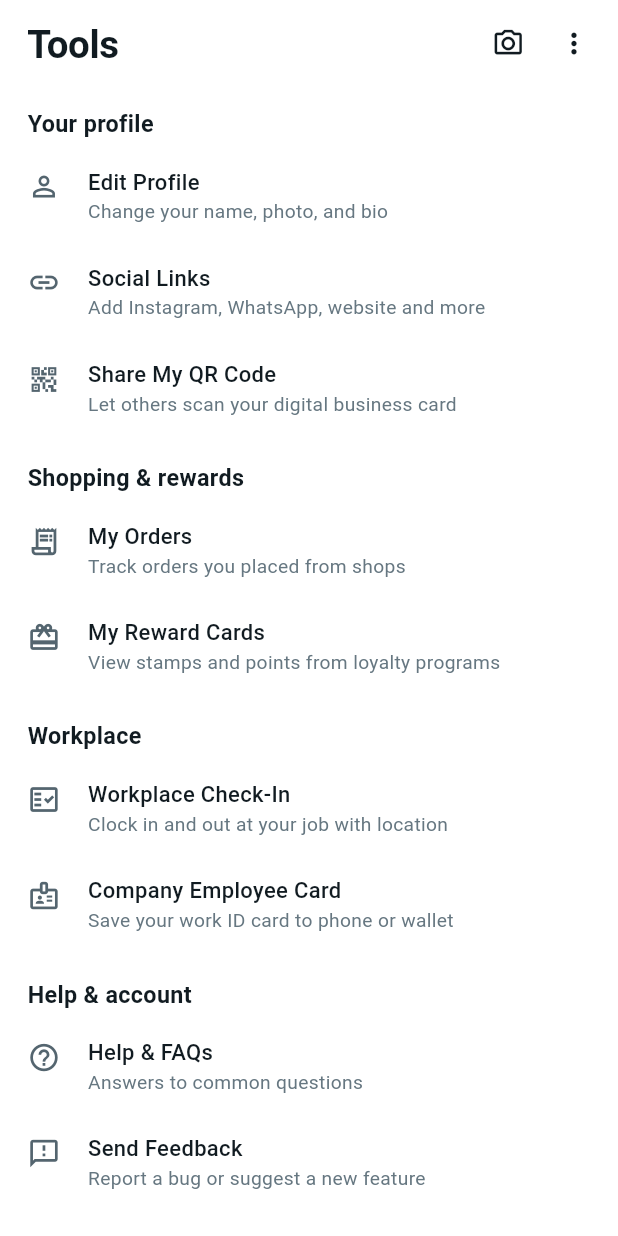
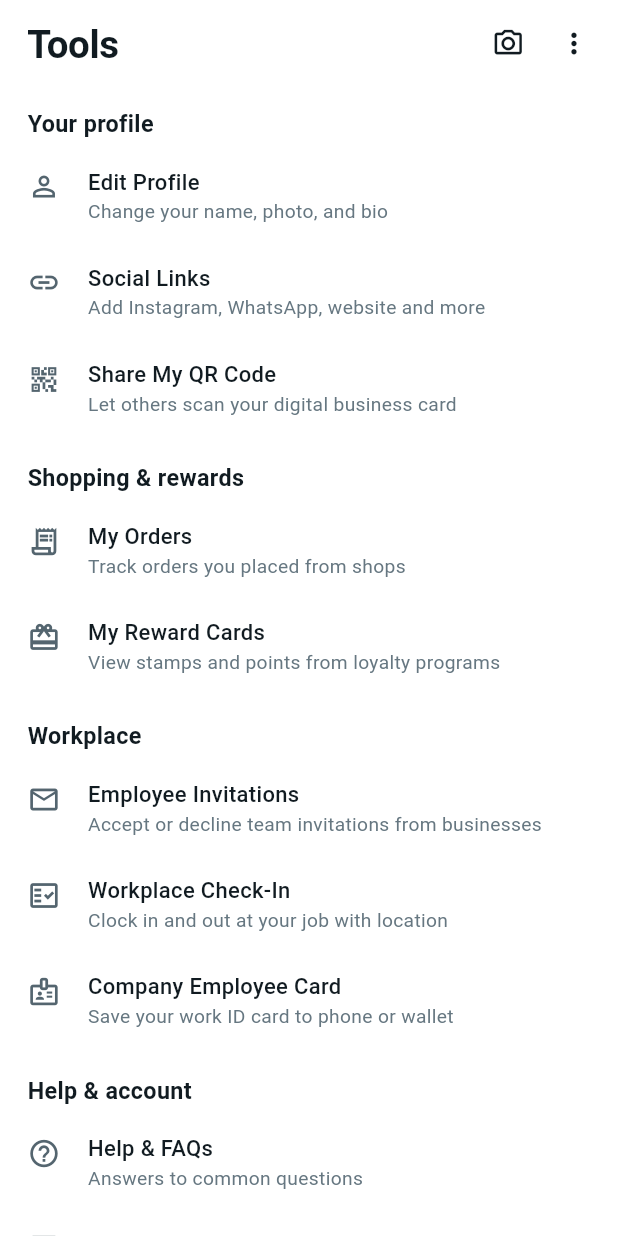
Before and after one commit to Saim-yousuf/tapni_clone_app, a Flutter app: the SettingsScreen screen opened directly, after a tap on the "close" icon, on a phone screen of 412 x 824 dp. Run offline on Flutter 3.47's test engine with Material 3 defaults, Android fonts, the phone set to English and light mode, and no system bars; our stand-ins replace file_picker, firebase_core, firebase_messaging, flutter_local_notifications, flutter_map, geolocator and 9 more; missing offline and left inert: gal, mobile_scanner; accounts and stored records are empty; network calls fail.

Commit message:
invite system

```diff
--- a/lib/models/attendance.dart
+++ b/lib/models/attendance.dart
@@ -70,6 +70,7 @@ class AttendanceEmployee {
   final List<int> weekendDays;
   final String facePhoto;
   final bool isActive;
+  final String invitationStatus;
 
   AttendanceEmployee({
     required this.id,
@@ -81,7 +82,11 @@ class AttendanceEmployee {
     this.weekendDays = const [0, 6],
     this.facePhoto = '',
     this.isActive = true,
+    this.invitationStatus = 'accepted',
   });
+
+  bool get isPendingInvitation => invitationStatus == 'pending';
+  bool get isAccepted => invitationStatus == 'accepted';
 
   factory AttendanceEmployee.fromJson(Map<String, dynamic> json) {
     final businessJson = json['business'];
@@ -106,6 +111,7 @@ class AttendanceEmployee {
           const [0, 6],
       facePhoto: json['facePhoto'] as String? ?? '',
       isActive: json['isActive'] as bool? ?? true,
+      invitationStatus: json['invitationStatus'] as String? ?? 'accepted',
     );
   }
 
--- a/lib/repository/attendance_repo.dart
+++ b/lib/repository/attendance_repo.dart
@@ -51,6 +51,30 @@ class AttendanceRepo {
     return ApiHandler.request(
       api: Api.attendance.employeeStatus(employeeUserId),
       method: ApiMethod.get,
+      authorization: true,
+    );
+  }
+
+  Future<ApiResponse> getMyInvitations() async {
+    return ApiHandler.request(
+      api: Api.attendance.myInvitations,
+      method: ApiMethod.get,
+      authorization: true,
+    );
+  }
+
+  Future<ApiResponse> acceptInvitation(String id) async {
+    return ApiHandler.request(
+      api: Api.attendance.acceptInvitation(id),
+      method: ApiMethod.post,
+      authorization: true,
+    );
+  }
+
+  Future<ApiResponse> declineInvitation(String id) async {
+    return ApiHandler.request(
+      api: Api.attendance.declineInvitation(id),
+      method: ApiMethod.post,
       authorization: true,
     );
   }
--- a/lib/screens/attendance/business/attendance_dashboard_screen.dart
+++ b/lib/screens/attendance/business/attendance_dashboard_screen.dart
@@ -40,7 +40,7 @@ class _AttendanceDashboardScreenState extends State<AttendanceDashboardScreen> {
         _employees = parseAttendanceList(
           employeesRes.data,
           AttendanceEmployee.fromJson,
-        );
+        ).where((e) => e.isAccepted).toList();
       }
       if (recordsRes.success) {
         _todayRecords = parseAttendanceList(
--- a/lib/screens/attendance/business/employee_settings_screen.dart
+++ b/lib/screens/attendance/business/employee_settings_screen.dart
@@ -193,7 +193,9 @@ class _EmployeeSettingsScreenState extends State<EmployeeSettingsScreen> {
       SnackBar(
         content: Text(
           res.success
-              ? 'Employee settings saved'
+              ? (widget.employee != null
+                  ? 'Employee settings saved'
+                  : 'Invitation sent. Employee will be added after they accept.')
               : (res.message ?? 'Failed to save'),
         ),
       ),
@@ -276,7 +278,7 @@ class _EmployeeSettingsScreenState extends State<EmployeeSettingsScreen> {
   Widget build(BuildContext context) {
     final title = widget.employee?.employee.displayName ??
         widget.employeeName ??
-        'New Employee';
+        'Invite Employee';
 
     return Scaffold(
       backgroundColor: Colors.white,
@@ -385,8 +387,10 @@ class _EmployeeSettingsScreenState extends State<EmployeeSettingsScreen> {
           ),
           const SizedBox(height: 24),
           AttendanceUi.primaryButton(
-            label: 'Save Settings',
-            icon: Icons.save_outlined,
+            label: widget.employee != null ? 'Save Settings' : 'Send Invitation',
+            icon: widget.employee != null
+                ? Icons.save_outlined
+                : Icons.send_outlined,
             loading: _isSaving,
             onPressed: _save,
             height: 68,
--- a/lib/screens/settings_screen.dart
+++ b/lib/screens/settings_screen.dart
@@ -6,7 +6,10 @@ import 'package:tapni_app/providers/profile_provider.dart';
 import 'package:tapni_app/providers/subscription_provider.dart';
 import 'package:tapni_app/screens/attendance/business/attendance_dashboard_screen.dart';
 import 'package:tapni_app/screens/attendance/employee/employee_business_cards_screen.dart';
+import 'package:tapni_app/screens/attendance/employee/employee_invitations_screen.dart';
 import 'package:tapni_app/screens/attendance/employee/mark_attendance_screen.dart';
+import 'package:tapni_app/repository/attendance_repo.dart';
+import 'package:tapni_app/models/attendance.dart';
 import 'package:tapni_app/screens/login_screen.dart';
 import 'package:tapni_app/screens/loyalty_program/business/loyalty_program_list_screen.dart';
 import 'package:tapni_app/screens/loyalty_program/customer/customer_loyalty_home_screen.dart';
@@ -29,6 +32,25 @@ class SettingsScreen extends StatefulWidget {
 
 class _SettingsScreenState extends State<SettingsScreen> {
   bool _promoDismissed = false;
+  int _pendingInvitationCount = 0;
+
+  @override
+  void initState() {
+    super.initState();
+    _loadPendingInvitations();
+  }
+
+  Future<void> _loadPendingInvitations() async {
+    final res = await AttendanceRepo().getMyInvitations();
+    if (!mounted) return;
+    if (res.success) {
+      final invitations = parseAttendanceList(
+        res.data,
+        AttendanceEmployee.fromJson,
+      );
+      setState(() => _pendingInvitationCount = invitations.length);
+    }
+  }
 
   void _handleLogout(BuildContext context) async {
     final authProvider = Provider.of<AuthProvider>(context, listen: false);
@@ -218,6 +240,20 @@ class _SettingsScreenState extends State<SettingsScreen> {
 
             const WaSectionHeader('Workplace'),
             WaToolsListTile(
+              icon: Icons.mail_outline,
+              title: 'Employee Invitations',
+              subtitle: 'Accept or decline team invitations from businesses',
+              showBadge: _pendingInvitationCount > 0,
+              onTap: () async {
+                await Navigator.of(context).push(
+                  MaterialPageRoute(
+                    builder: (_) => const EmployeeInvitationsScreen(),
+                  ),
+                );
+                _loadPendingInvitations();
+              },
+            ),
+            WaToolsListTile(
               icon: Icons.fact_check_outlined,
               title: 'Workplace Check-In',
               subtitle: 'Clock in and out at your job with location',
@@ -260,7 +296,7 @@ class _SettingsScreenState extends State<SettingsScreen> {
               WaToolsListTile(
                 icon: Icons.groups_outlined,
                 title: 'Team Attendance',
-                subtitle: 'Add employees, set shifts and track presence',
+                subtitle: 'Invite employees, set shifts and track presence',
                 onTap: () {
                   Navigator.of(context).push(
                     MaterialPageRoute(
--- a/lib/services/push_notification_service.dart
+++ b/lib/services/push_notification_service.dart
@@ -11,6 +11,7 @@ import 'package:tapni_app/providers/leads_provider.dart';
 import 'package:tapni_app/providers/profile_provider.dart';
 import 'package:tapni_app/providers/subscription_provider.dart';
 import 'package:tapni_app/repository/auth_repo.dart';
+import 'package:tapni_app/screens/attendance/employee/employee_invitations_screen.dart';
 import 'package:tapni_app/screens/loyalty_program/customer/customer_loyalty_home_screen.dart';
 import 'package:tapni_app/screens/main_shell.dart';
 import 'package:tapni_app/screens/orders/order_detail_screen.dart';
@@ -48,15 +49,15 @@ class PushNotificationService {
       name: 'Leads & Scans',
       description: 'Card scans and contact exchanges',
     ),
-    'account': (
-      id: 'account',
-      name: 'Account',
-      description: 'Subscription updates and expiry reminders',
-    ),
     'loyalty': (
       id: 'loyalty',
       name: 'Loyalty Rewards',
       description: 'Stamp updates and reward completions',
+    ),
+    'account': (
+      id: 'account',
+      name: 'Account',
+      description: 'Subscription updates and employee invitations',
     ),
   };
 
@@ -211,6 +212,8 @@ class PushNotificationService {
         return 'leads';
       case 'subscription':
         return 'account';
+      case 'employee_invitation':
+        return 'account';
       case 'loyalty_stamp':
         return 'loyalty';
       case 'catalog_order':
@@ -280,6 +283,8 @@ class PushNotificationService {
         _openSubscriptionScreen(context);
       case 'loyalty_stamp':
         _openLoyaltyHome(context);
+      case 'employee_invitation':
+        _openEmployeeInvitations(context);
       default:
         break;
     }
@@ -321,6 +326,12 @@ class PushNotificationService {
     );
   }
 
+  static void _openEmployeeInvitations(BuildContext context) {
+    Navigator.of(context).push(
+      MaterialPageRoute(builder: (_) => const EmployeeInvitationsScreen()),
+    );
+  }
+
   static void _refreshInAppState(Map<String, dynamic> data) {
     final type = data['type']?.toString() ?? '';
     if (type == 'catalog_order') {
--- a/lib/utils/api_endpoint.dart
+++ b/lib/utils/api_endpoint.dart
@@ -137,6 +137,11 @@ class _AttendanceApi {
       "${Api.baseUrl}/api/attendance/records/business";
   String get myRecords => "${Api.baseUrl}/api/attendance/records/me";
   String get summary => "${Api.baseUrl}/api/attendance/summary";
+  String get myInvitations => "${Api.baseUrl}/api/attendance/invitations/me";
+  String acceptInvitation(String id) =>
+      "${Api.baseUrl}/api/attendance/invitations/$id/accept";
+  String declineInvitation(String id) =>
+      "${Api.baseUrl}/api/attendance/invitations/$id/decline";
 }
 
 class _WalletApi {
```
Also changed, not shown: lib/screens/attendance/business/employee_list_screen.dart (+24 -7 lines), lib/screens/attendance/employee/employee_invitations_screen.dart (added, +209 -0 lines), lib/screens/profile_screen.dart (+33 -1 lines), lib/screens/scanned_profile_screen.dart (+31 -8 lines).
